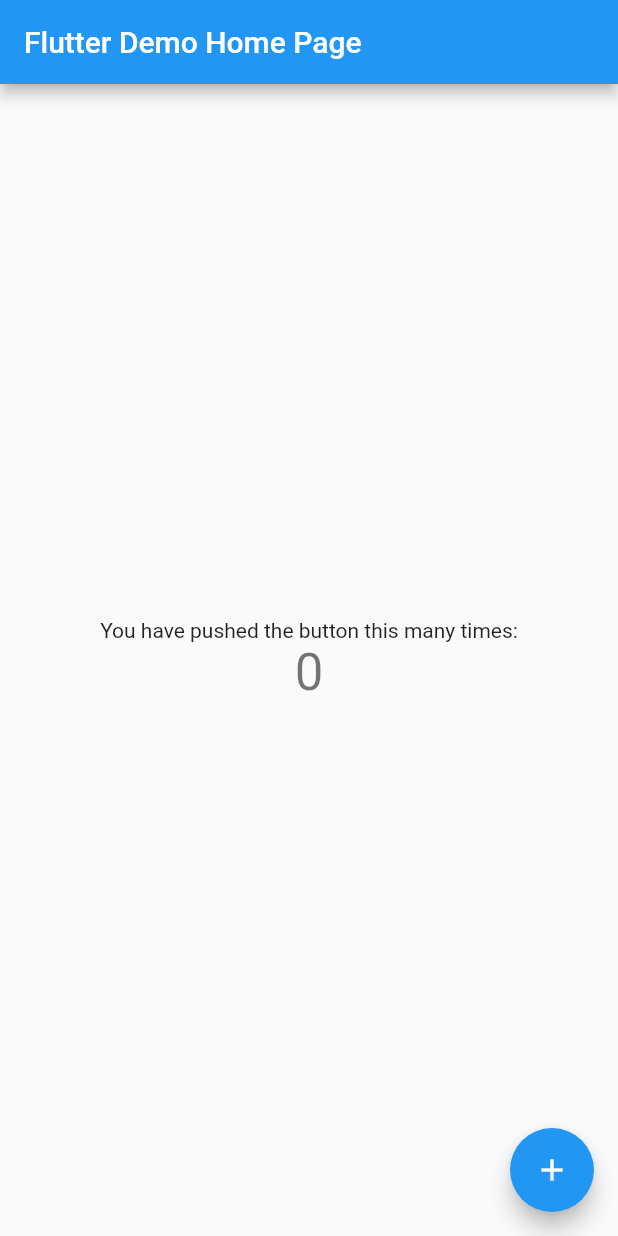
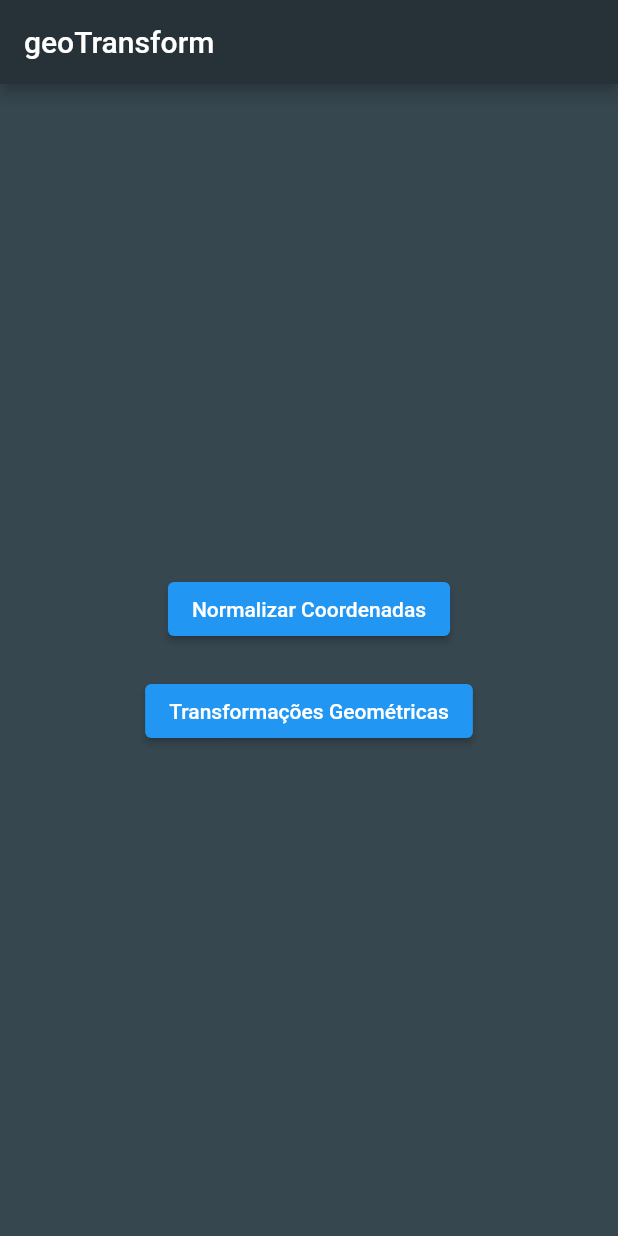
Before and after one commit to h80r/CG-geo-transform, a Flutter app: the screen it shows after launch, on a phone screen of 412 x 824 dp. Run offline on Flutter 3.47's test engine with Material 2 defaults, Android fonts, the phone set to English and light mode, and no system bars.

Commit message:
Main Menu added, working in normalization screen

```diff
--- a/lib/main.dart
+++ b/lib/main.dart
@@ -1,113 +1,10 @@
 import 'package:flutter/material.dart';
+import 'package:geo_transform/screens/menu.dart';
+import 'package:geo_transform/screens/normalization.dart';
 
-void main() {
-  runApp(MyApp());
-}
-
-class MyApp extends StatelessWidget {
-  // This widget is the root of your application.
-  @override
-  Widget build(BuildContext context) {
-    return MaterialApp(
-      title: 'Flutter Demo',
-      theme: ThemeData(
-        // This is the theme of your application.
-        //
-        // Try running your application with "flutter run". You'll see the
-        // application has a blue toolbar. Then, without quitting the app, try
-        // changing the primarySwatch below to Colors.green and then invoke
-        // "hot reload" (press "r" in the console where you ran "flutter run",
-        // or simply save your changes to "hot reload" in a Flutter IDE).
-        // Notice that the counter didn't reset back to zero; the application
-        // is not restarted.
-        primarySwatch: Colors.blue,
-      ),
-      home: MyHomePage(title: 'Flutter Demo Home Page'),
-    );
-  }
-}
-
-class MyHomePage extends StatefulWidget {
-  MyHomePage({Key key, this.title}) : super(key: key);
-
-  // This widget is the home page of your application. It is stateful, meaning
-  // that it has a State object (defined below) that contains fields that affect
-  // how it looks.
-
-  // This class is the configuration for the state. It holds the values (in this
-  // case the title) provided by the parent (in this case the App widget) and
-  // used by the build method of the State. Fields in a Widget subclass are
-  // always marked "final".
-
-  final String title;
-
-  @override
-  _MyHomePageState createState() => _MyHomePageState();
-}
-
-class _MyHomePageState extends State<MyHomePage> {
-  int _counter = 0;
-
-  void _incrementCounter() {
-    setState(() {
-      // This call to setState tells the Flutter framework that something has
-      // changed in this State, which causes it to rerun the build method below
-      // so that the display can reflect the updated values. If we changed
-      // _counter without calling setState(), then the build method would not be
-      // called again, and so nothing would appear to happen.
-      _counter++;
-    });
-  }
-
-  @override
-  Widget build(BuildContext context) {
-    // This method is rerun every time setState is called, for instance as done
-    // by the _incrementCounter method above.
-    //
-    // The Flutter framework has been optimized to make rerunning build methods
-    // fast, so that you can just rebuild anything that needs updating rather
-    // than having to individually change instances of widgets.
-    return Scaffold(
-      appBar: AppBar(
-        // Here we take the value from the MyHomePage object that was created by
-        // the App.build method, and use it to set our appbar title.
-        title: Text(widget.title),
-      ),
-      body: Center(
-        // Center is a layout widget. It takes a single child and positions it
-        // in the middle of the parent.
-        child: Column(
-          // Column is also a layout widget. It takes a list of children and
-          // arranges them vertically. By default, it sizes itself to fit its
-          // children horizontally, and tries to be as tall as its parent.
-          //
-          // Invoke "debug painting" (press "p" in the console, choose the
-          // "Toggle Debug Paint" action from the Flutter Inspector in Android
-          // Studio, or the "Toggle Debug Paint" command in Visual Studio Code)
-          // to see the wireframe for each widget.
-          //
-          // Column has various properties to control how it sizes itself and
-          // how it positions its children. Here we use mainAxisAlignment to
-          // center the children vertically; the main axis here is the vertical
-          // axis because Columns are vertical (the cross axis would be
-          // horizontal).
-          mainAxisAlignment: MainAxisAlignment.center,
-          children: <Widget>[
-            Text(
-              'You have pushed the button this many times:',
-            ),
-            Text(
-              '$_counter',
-              style: Theme.of(context).textTheme.headline4,
-            ),
-          ],
-        ),
-      ),
-      floatingActionButton: FloatingActionButton(
-        onPressed: _incrementCounter,
-        tooltip: 'Increment',
-        child: Icon(Icons.add),
-      ), // This trailing comma makes auto-formatting nicer for build methods.
-    );
-  }
-}
+void main() => runApp(MaterialApp(
+      routes: {
+        "/": (context) => Menu(),
+        "/normalization": (context) => Normalization()
+      },
+    ));
--- /dev/null
+++ b/lib/screens/menu.dart
@@ -0,0 +1,35 @@
+import 'package:flutter/material.dart';
+
+class Menu extends StatelessWidget {
+  @override
+  Widget build(BuildContext context) {
+    return Scaffold(
+      backgroundColor: Colors.blueGrey[800],
+      appBar: AppBar(
+        title: Text("geoTransform"),
+        backgroundColor: Colors.blueGrey[900],
+      ),
+      body: Container(
+        child: Center(
+          child: Column(
+            mainAxisAlignment: MainAxisAlignment.center,
+            crossAxisAlignment: CrossAxisAlignment.center,
+            children: [
+              ElevatedButton(
+                onPressed: () => Navigator.pushNamed(context, "/normalization"),
+                child: Text("Normalizar Coordenadas"),
+              ),
+              SizedBox(
+                height: 20,
+              ),
+              ElevatedButton(
+                onPressed: () => print("Botão 2"),
+                child: Text("Transformações Geométricas"),
+              ),
+            ],
+          ),
+        ),
+      ),
+    );
+  }
+}
```
